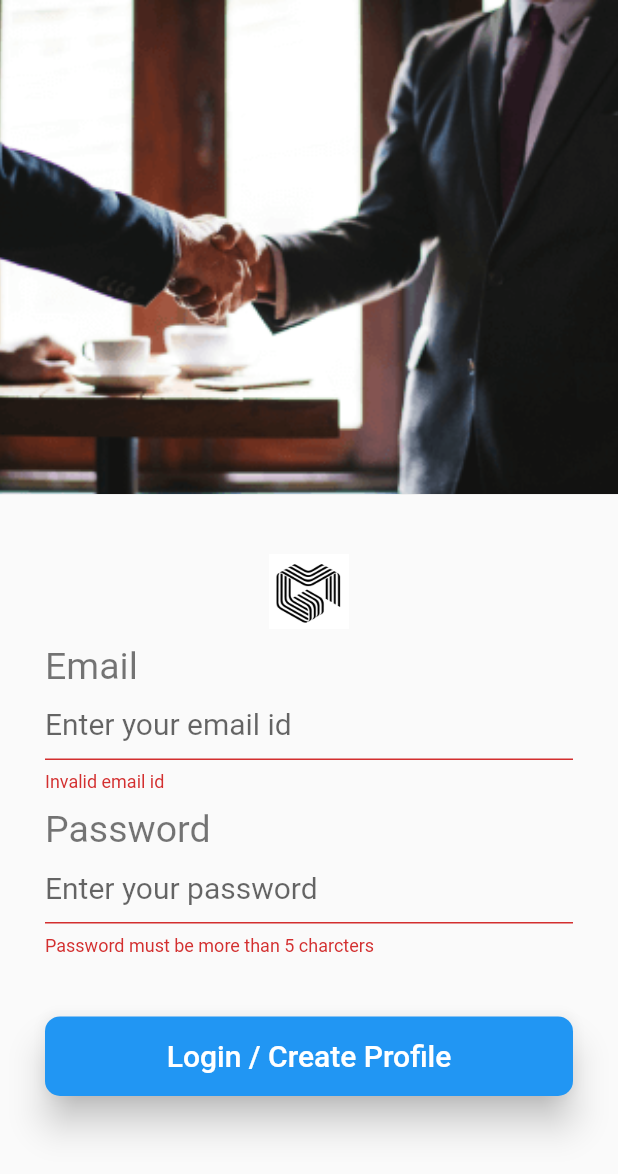
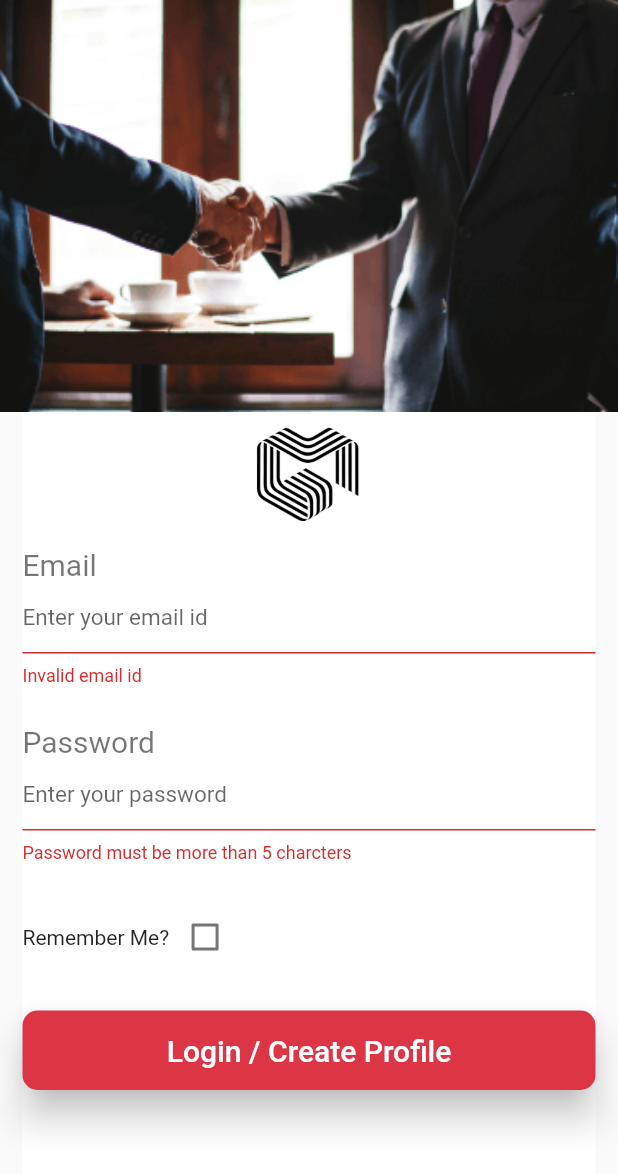
Before and after one commit to mg7237/flutter_challenge, a Flutter app: the screen it shows after launch, after a tap on "Login / Create Profile", on a phone screen of 412 x 824 dp. Shown: the top 1174 px of the screen. Run offline on Flutter 3.47's test engine with Material 2 defaults, Android fonts, the phone set to English and light mode, and no system bars; our stand-ins replace connectivity, email_validator, firebase_auth, font_awesome_flutter, modal_progress_hud, shared_preferences; accounts and stored records are empty.

Commit message:
Clean till login

```diff
--- a/lib/main.dart
+++ b/lib/main.dart
@@ -2,12 +2,15 @@ import 'dart:io';
 import 'dart:async';
 import 'package:flutter/material.dart';
 import 'package:mgflutter/screens/login.dart';
+import 'package:mgflutter/util/constants.dart';
 import 'screens/home_screen.dart';
-import 'package:modal_progress_hud/modal_progress_hud.dart';
+import 'package:connectivity/connectivity.dart';
+import 'widgets/check_connectivity.dart';
+import 'widgets/route_app_launch.dart';
 
-void main() => runApp(MyApp());
-
-// TODO: Check for connectivity / subscribe to connectivity stream
+void main() {
+  runApp(MyApp());
+}
 
 class MyApp extends StatefulWidget {
   @override
@@ -15,12 +18,43 @@ class MyApp extends StatefulWidget {
 }
 
 class _MyAppState extends State<MyApp> {
-  final Duration _duration = new Duration(seconds: 2);
+  StreamSubscription internetConnection;
+  bool showNoInternet = false;
+
+  @override
+  void initState() {
+    super.initState();
+    internetConnection = Connectivity()
+        .onConnectivityChanged
+        .listen((ConnectivityResult result) {
+      if (result == ConnectivityResult.none) {
+        showNoInternet = true;
+      } else {
+        showNoInternet = false;
+      }
+      setState(() {});
+    });
+  }
+
+  @override
+  void dispose() {
+    super.dispose();
+    internetConnection.cancel();
+  }
 
   @override
   Widget build(BuildContext context) {
     return MaterialApp(
-      home: SafeArea(child: Login()),
-    );
+        title: 'MG Flutter Challenge',
+        //debugShowCheckedModeBanner: false,
+        theme: ThemeData(
+          primaryColor: Color(0xff427BFF),
+          accentColor: Color(0xffDC3545),
+        ),
+        home: RouteAppOnLaunch(),
+        routes: <String, WidgetBuilder>{
+          LOGIN: (BuildContext context) => Login(),
+          HOME: (BuildContext context) => HomeScreen(),
+        });
   }
 }
--- a/lib/screens/login.dart
+++ b/lib/screens/login.dart
@@ -15,6 +15,7 @@ class _LoginState extends State<Login> {
   final _pwd = TextEditingController();
   bool _validate = true;
   bool _pwdValidate = true;
+  bool _rememberMe = false;
   final FireBaseOps _auth = new FireBaseOps();
   AlertDialogs alertDialog;
   String userResponse;
@@ -33,7 +34,7 @@ class _LoginState extends State<Login> {
         body: SingleChildScrollView(
           child: Column(children: <Widget>[
             Container(
-              height: MediaQuery.of(context).size.height / 2.5,
+              height: MediaQuery.of(context).size.height / 3,
               width: double.infinity,
               decoration: BoxDecoration(
                   color: Colors.grey[300],
@@ -42,22 +43,19 @@ class _LoginState extends State<Login> {
                       image: AssetImage("images/background_image.png"))),
             ),
             Container(
-                height: 450,
-                margin: EdgeInsets.all(30),
+                color: Colors.white,
+                height: MediaQuery.of(context).size.height * 2 / 3,
+                margin: EdgeInsets.symmetric(vertical: 0, horizontal: 15),
                 child: ListView(children: <Widget>[
-                  SizedBox(height: 10),
                   Hero(
                       tag: 'logo',
-                      child: Image.asset('images/MG_Logo.png', height: 50)),
+                      child: Image.asset('images/MG_Logo.png', height: 80)),
                   SizedBox(height: 10),
                   Text(
                     'Email',
                     style: k_LabelTextStyle,
                   ),
-                  SizedBox(
-                    height: 80,
-                    width: 300,
-                    child: TextField(
+                  TextField(
                       controller: _text,
                       style: k_CommonTextStyle,
                       textInputAction: TextInputAction.next,
@@ -66,16 +64,15 @@ class _LoginState extends State<Login> {
                           border: UnderlineInputBorder(),
                           errorText: _validate ? null : 'Invalid email id',
                           hintText: 'Enter your email id',
-                            hintStyle: TextStyle(fontSize: 20))),
+                          hintStyle: TextStyle(fontSize: 15))),
+                  SizedBox(
+                    height: 25,
                   ),
                   Text(
                     'Password',
                     style: k_LabelTextStyle,
                   ),
-                  SizedBox(
-                    height: 80,
-                    width: 350,
-                    child: TextField(
+                  TextField(
                       controller: _pwd,
                       style: k_CommonTextStyle,
                       obscureText: true,
@@ -87,10 +84,25 @@ class _LoginState extends State<Login> {
                               : 'Password must be more than 5 charcters',
                           border: UnderlineInputBorder(),
                           hintText: 'Enter your password',
-                            hintStyle: TextStyle(fontSize: 20))),
+                          hintStyle: TextStyle(fontSize: 15))),
+                  SizedBox(
+                    height: 25,
+                  ),
+                  Row(
+                    children: [
+                      Text('Remember Me?'),
+                      Checkbox(
+                        tristate: false,
+                        value: _rememberMe,
+                        onChanged: (newValue) {
+                          _rememberMe = newValue;
+                          setState(() {});
+                        },
+                      ),
+                    ],
                   ),
                   SizedBox(
-                    height: 30,
+                    height: 25,
                   ),
                   RaisedButton(
                       padding:
@@ -135,7 +147,7 @@ class _LoginState extends State<Login> {
                             alertDialog = new AlertDialogs(
                                 title: 'Authentication Failed',
                                 message:
-                                    'Unable to login using email id / password provided. If this is the first time you are trying to log in then, click OK to signup using the preovided email id. Else Cancel to re-enter correct email and password.');
+                                    'Unable to login using credentials provided. Click OK to signup using the provided email id; else Cancel to re-enter correct email and password.');
                             userResponse =
                                 await alertDialog.asyncConfirmDialog(context);
 
@@ -148,7 +160,7 @@ class _LoginState extends State<Login> {
                                     title: 'Success',
                                     message:
                                         'You have been registered with us');
-                                alertDialog.asyncAckAlert(context);
+                                await alertDialog.asyncAckAlert(context);
                                 Navigator.push(
                                     context,
                                     MaterialPageRoute(
@@ -165,7 +177,6 @@ class _LoginState extends State<Login> {
                       })
 
                   // EmailValidator.validate(email)
-                  //TODO Implement login
                 ]))
           ]),
         ),
--- a/lib/util/constants.dart
+++ b/lib/util/constants.dart
@@ -2,7 +2,13 @@ import 'package:flutter/material.dart';
 
 const Color k_GreyColor = Color(0xffeeeeee);
 const TextStyle k_CommonTextStyle =
-    TextStyle(color: Color(0xff757575), fontSize: 20);
+    TextStyle(color: Color(0xff757575), fontSize: 15);
 
 const TextStyle k_LabelTextStyle =
-    TextStyle(color: Colors.black54, fontSize: 25);
+    TextStyle(color: Colors.black54, fontSize: 20);
+
+const k_NotificationsPrefs = 'PreferNotification';
+const k_RememberMe = 'RememberMe';
+
+const LOGIN = '/Login';
+const HOME = '/Home';
--- /dev/null
+++ b/lib/widgets/route_app_launch.dart
@@ -0,0 +1,48 @@
+import 'package:flutter/material.dart';
+import 'package:mgflutter/util/constants.dart';
+import 'package:modal_progress_hud/modal_progress_hud.dart';
+import 'package:shared_preferences/shared_preferences.dart';
+
+class RouteAppOnLaunch extends StatefulWidget {
+  @override
+  _RouteAppOnLaunchState createState() => _RouteAppOnLaunchState();
+}
+
+class _RouteAppOnLaunchState extends State<RouteAppOnLaunch> {
+  bool show = true;
+  Widget navigateTo;
+
+  void navigationPage() async {
+    var sharedPrefInstance = await SharedPreferences.getInstance();
+    bool rememberMe = sharedPrefInstance.getBool(k_RememberMe) ?? false;
+
+    print(rememberMe);
+    if (rememberMe) {
+      Navigator.of(context).pushReplacementNamed(HOME);
+    } else {
+      Navigator.of(context).pushReplacementNamed(LOGIN);
+    }
+    show = false;
+  }
+
+  @override
+  void initState() {
+    super.initState();
+    navigationPage();
+  }
+
+  @override
+  Widget build(BuildContext context) {
+    return Scaffold(
+        backgroundColor: Colors.white,
+        body: ModalProgressHUD(
+          inAsyncCall: show,
+          color: Colors.white,
+          child: Center(
+              child: Text(
+            'Loading Your Preferences...',
+            style: TextStyle(fontSize: 30, fontWeight: FontWeight.w500),
+          )),
+        ));
+  }
+}
--- a/pubspec.yaml
+++ b/pubspec.yaml
@@ -14,6 +14,8 @@ dependencies:
   email_validator: '^1.0.0'
   firebase_auth: ^0.16.0
   modal_progress_hud: ^0.1.3
+  shared_preferences: ^0.5.7
+  connectivity: ^0.4.4
 
 dev_dependencies:
   flutter_test:
```
Also changed, not shown: lib/screens/home_screen.dart (+6 -6 lines), lib/widgets/check_connectivity.dart (added, +20 -0 lines), images/no_internet.png (added), pubspec.lock, 18 other files. Lines whose indentation alone changed are shown as unchanged.
